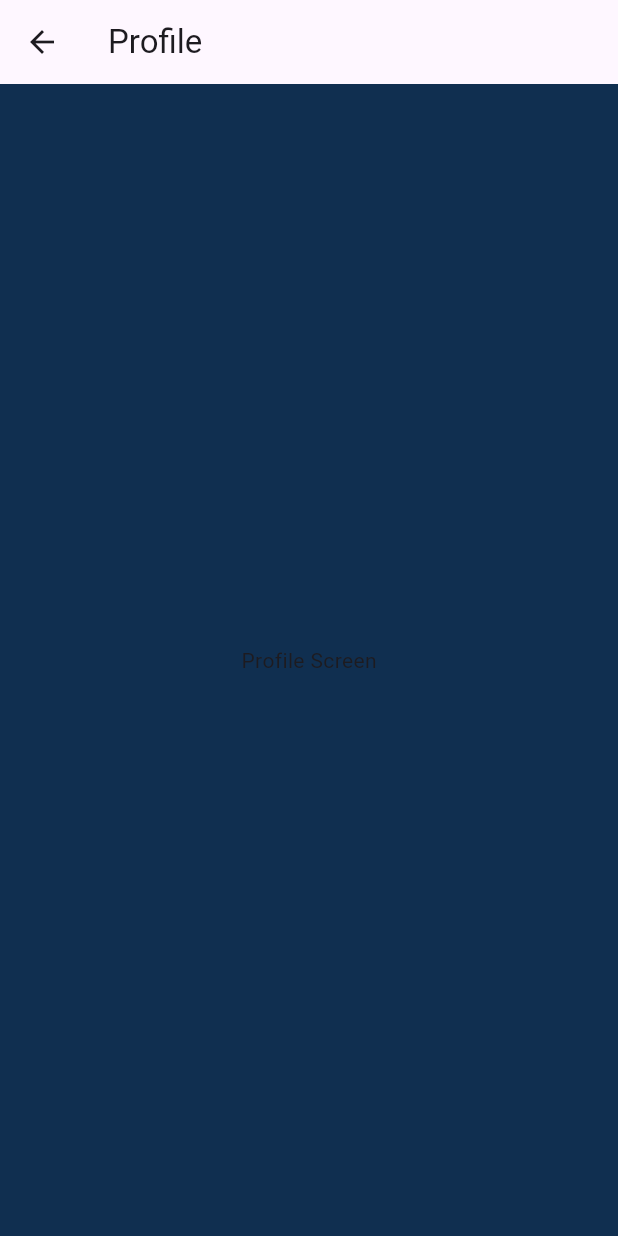
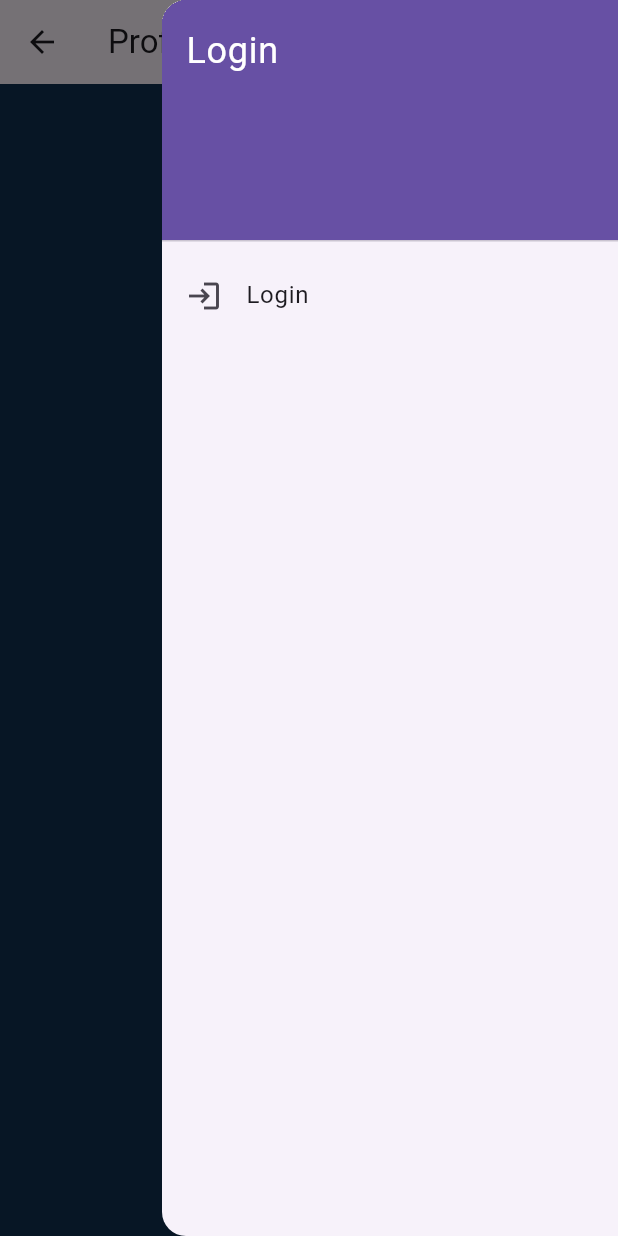
Before and after one commit to kclementir/memoraeze_app, a Flutter app: the ProfileScreen screen opened directly, on a phone screen of 412 x 824 dp. Run offline on Flutter 3.47's test engine with Material 3 defaults, Android fonts, the phone set to English and light mode, and no system bars; our stand-ins replace appinio_swiper, flip_card, logger, shared_preferences; accounts and stored records are empty.

Commit message:
update profile.dart
updated for user input fields to login

```diff
--- a/lib/screens/profile.dart
+++ b/lib/screens/profile.dart
@@ -1,17 +1,105 @@
 import 'package:flutter/material.dart';
 
-class ProfileScreen extends StatelessWidget {
+class ProfileScreen extends StatefulWidget {
   const ProfileScreen({super.key});
+
+  @override
+  _ProfileScreenState createState() => _ProfileScreenState();
+}
+
+class _ProfileScreenState extends State<ProfileScreen> {
+  final GlobalKey<ScaffoldState> _scaffoldKey = GlobalKey<ScaffoldState>();
+
+  @override
+  void initState() {
+    super.initState();
+    WidgetsBinding.instance.addPostFrameCallback((_) {
+      _scaffoldKey.currentState?.openEndDrawer();
+    });
+  }
 
   @override
   Widget build(BuildContext context) {
     return Scaffold(
+      key: _scaffoldKey,
       appBar: AppBar(
         title: const Text('Profile'),
+      ),
+      endDrawer: Drawer(
+        child: ListView(
+          padding: EdgeInsets.zero,
+          children: <Widget>[
+            DrawerHeader(
+              decoration: BoxDecoration(
+                color: Theme.of(context).primaryColor,
+              ),
+              child: const Text(
+                'Login',
+                style: TextStyle(
+                  color: Colors.white,
+                  fontSize: 24,
+                ),
+              ),
+            ),
+            ListTile(
+              leading: const Icon(Icons.login),
+              title: const Text('Login'),
+              onTap: () {
+                Navigator.pop(context);
+                _showLoginDialog(context);
+              },
+            ),
+            // Add more options if needed
+          ],
+        ),
       ),
       body: const Center(
         child: Text('Profile Screen'),
       ),
     );
   }
+
+  void _showLoginDialog(BuildContext context) {
+    showDialog(
+      context: context,
+      builder: (BuildContext context) {
+        return AlertDialog(
+          title: const Text('Login'),
+          content: const SingleChildScrollView(
+            child: ListBody(
+              children: <Widget>[
+                TextField(
+                  decoration: InputDecoration(
+                    hintText: 'Username',
+                  ),
+                ),
+                SizedBox(height: 10),
+                TextField(
+                  decoration: InputDecoration(
+                    hintText: 'Password',
+                  ),
+                  obscureText: true,
+                ),
+              ],
+            ),
+          ),
+          actions: <Widget>[
+            TextButton(
+              child: const Text('Cancel'),
+              onPressed: () {
+                Navigator.of(context).pop();
+              },
+            ),
+            TextButton(
+              child: const Text('Login'),
+              onPressed: () {
+                // Perform login action
+                Navigator.of(context).pop();
+              },
+            ),
+          ],
+        );
+      },
+    );
+  }
 }
```
